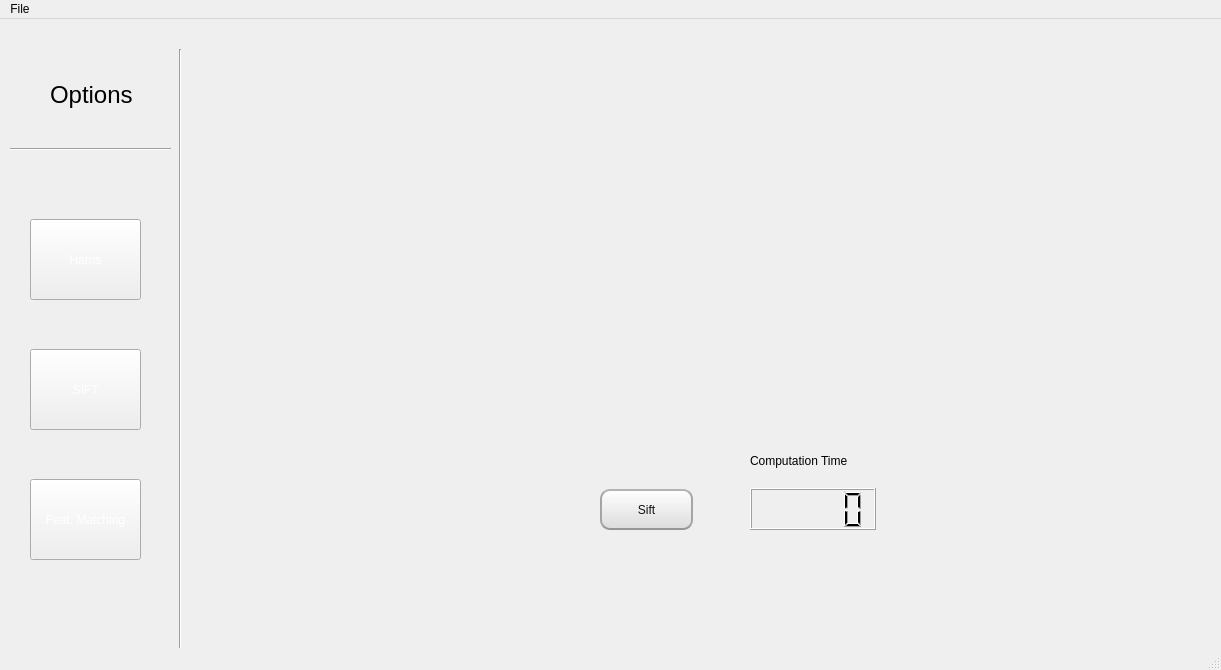
Before: the Qt Designer form mainwindow.ui in ahmeddemaad/Image_Segmentation, drawn with Qt 5.
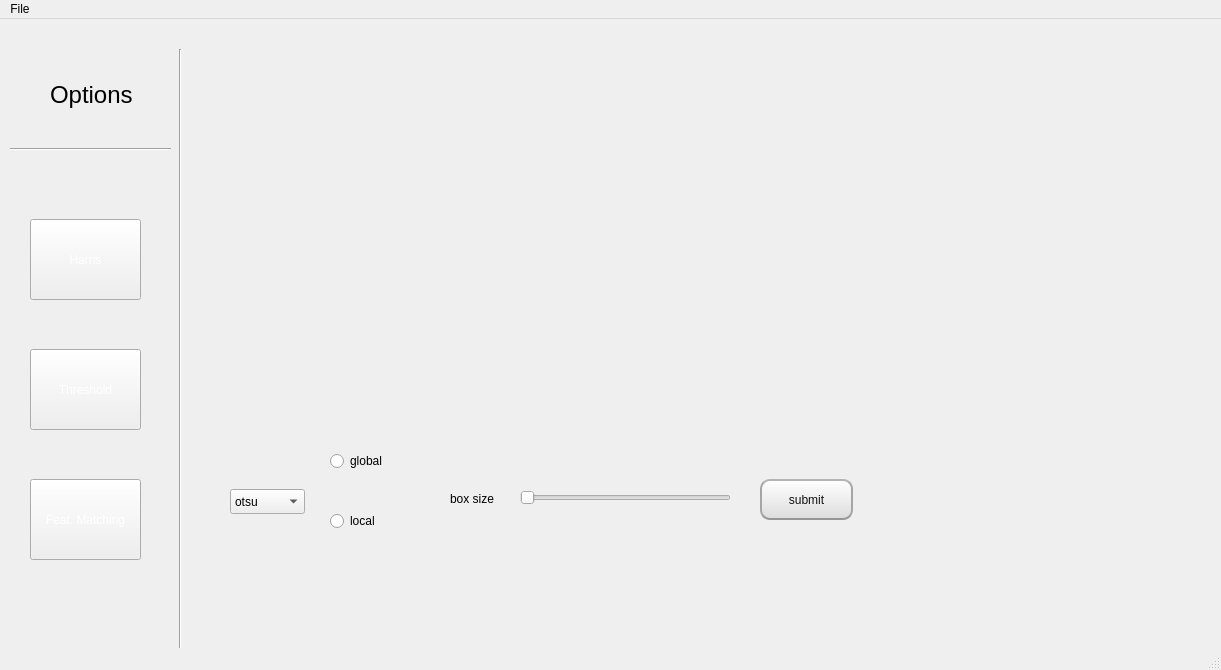
After: the same form once the commit is applied. The open tabs and pages were chosen to show the change.

Diff of the .ui file:
```diff
--- a/mainwindow.ui
+++ b/mainwindow.ui
@@ -17,7 +17,7 @@
    <widget class="QStackedWidget" name="stackedWidget">
     <property name="geometry">
      <rect>
-      <x>190</x>
+      <x>200</x>
       <y>10</y>
       <width>1011</width>
       <height>611</height>
@@ -27,7 +27,7 @@
      <string notr="true"/>
     </property>
     <property name="currentIndex">
-     <number>0</number>
+     <number>1</number>
     </property>
     <widget class="QWidget" name="page">
      <property name="styleSheet">
@@ -167,8 +167,8 @@
      <widget class="QPushButton" name="siftBtn">
       <property name="geometry">
        <rect>
-        <x>410</x>
-        <y>460</y>
+        <x>560</x>
+        <y>450</y>
         <width>93</width>
         <height>41</height>
        </rect>
@@ -199,7 +199,7 @@
 }</string>
       </property>
       <property name="text">
-       <string>Sift</string>
+       <string>submit</string>
       </property>
      </widget>
      <widget class="QWidget" name="horizontalLayoutWidget_4">
@@ -252,27 +252,111 @@
        </item>
       </layout>
      </widget>
-     <widget class="QWidget" name="verticalLayoutWidget_7">
+     <widget class="QComboBox" name="comboBox">
       <property name="geometry">
        <rect>
-        <x>560</x>
-        <y>410</y>
-        <width>126</width>
-        <height>91</height>
+        <x>30</x>
+        <y>460</y>
+        <width>75</width>
+        <height>25</height>
        </rect>
       </property>
-      <layout class="QVBoxLayout" name="verticalLayout_11">
-       <item>
-        <widget class="QLabel" name="label_8">
-         <property name="text">
-          <string>Computation Time</string>
-         </property>
-        </widget>
-       </item>
-       <item>
-        <widget class="QLCDNumber" name="siftTime"/>
-       </item>
-      </layout>
+      <item>
+       <property name="text">
+        <string>otsu</string>
+       </property>
+      </item>
+      <item>
+       <property name="text">
+        <string>optimal</string>
+       </property>
+      </item>
+      <item>
+       <property name="text">
+        <string>multilevel</string>
+       </property>
+      </item>
+     </widget>
+     <widget class="QSlider" name="horizontalSlider">
+      <property name="geometry">
+       <rect>
+        <x>320</x>
+        <y>460</y>
+        <width>211</width>
+        <height>18</height>
+       </rect>
+      </property>
+      <property name="minimum">
+       <number>3</number>
+      </property>
+      <property name="orientation">
+       <enum>Qt::Horizontal</enum>
+      </property>
+     </widget>
+     <widget class="QLabel" name="slider_thres_val">
+      <property name="geometry">
+       <rect>
+        <x>540</x>
+        <y>460</y>
+        <width>21</width>
+        <height>20</height>
+       </rect>
+      </property>
+      <property name="text">
+       <string/>
+      </property>
+     </widget>
+     <widget class="QRadioButton" name="global">
+      <property name="geometry">
+       <rect>
+        <x>130</x>
+        <y>420</y>
+        <width>107</width>
+        <height>24</height>
+       </rect>
+      </property>
+      <property name="text">
+       <string>global</string>
+      </property>
+     </widget>
+     <widget class="QRadioButton" name="local">
+      <property name="geometry">
+       <rect>
+        <x>130</x>
+        <y>480</y>
+        <width>107</width>
+        <height>24</height>
+       </rect>
+      </property>
+      <property name="text">
+       <string>local</string>
+      </property>
+     </widget>
+     <widget class="QLabel" name="label_2">
+      <property name="geometry">
+       <rect>
+        <x>250</x>
+        <y>460</y>
+        <width>63</width>
+        <height>20</height>
+       </rect>
+      </property>
+      <property name="text">
+       <string>box size</string>
+      </property>
+     </widget>
+     <widget class="QLabel" name="label_multi">
+      <property name="geometry">
+       <rect>
+        <x>232</x>
+        <y>460</y>
+        <width>91</width>
+        <height>20</height>
+       </rect>
+      </property>
+      <property name="text">
+       <string/>
+      </property>
      </widget>
     </widget>
     <widget class="QWidget" name="page_3">
@@ -759,7 +843,7 @@
 }</string>
     </property>
     <property name="text">
-     <string>SIFT</string>
+     <string>Threshold</string>
     </property>
     <property name="autoDefault">
      <bool>false</bool>
@@ -797,7 +881,7 @@
      <x>0</x>
      <y>0</y>
      <width>1221</width>
-     <height>25</height>
+     <height>26</height>
     </rect>
    </property>
    <widget class="QMenu" name="menuFile">
```
